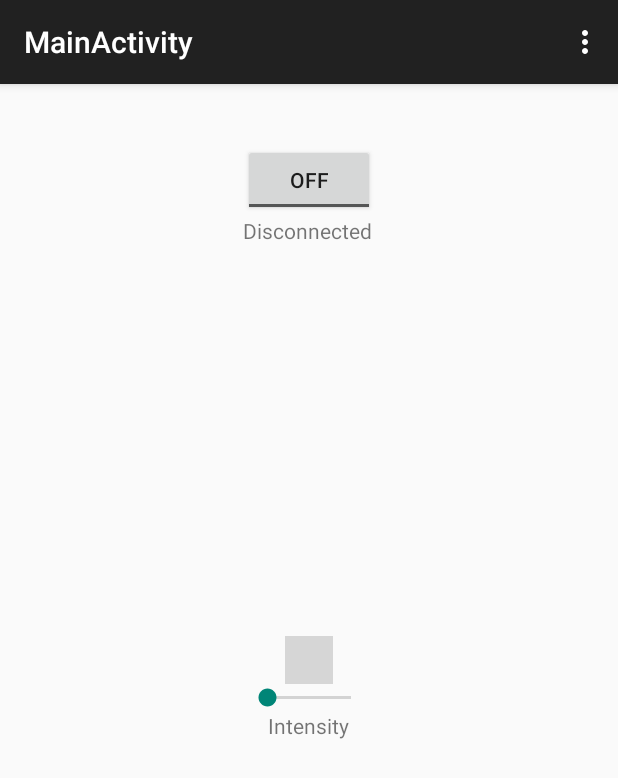
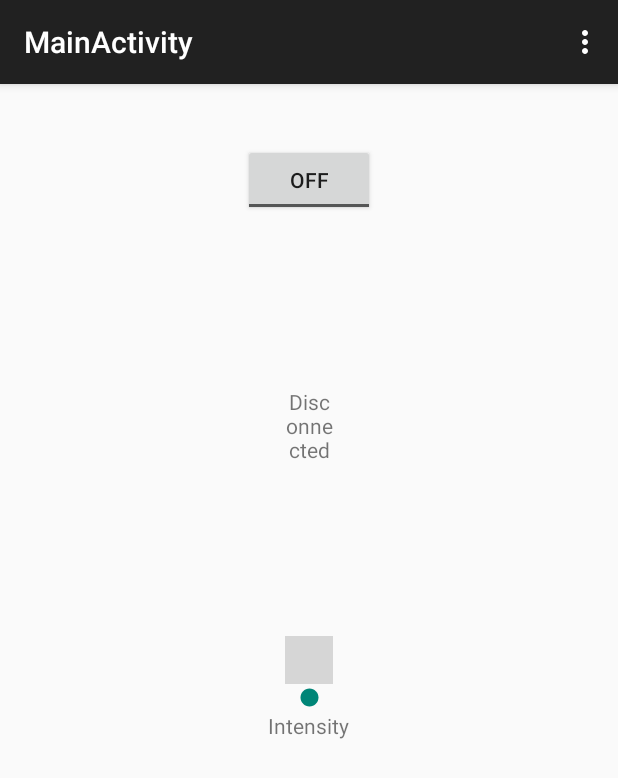
Before and after one commit to swstack/bean-led-strip, an Android app: the screen it shows after launch (MainActivity), on a phone screen of 412 x 824 dp. Shown: the top 778 px of the screen. Run offline under Robolectric (Android 15) with nearby library versions, the phone set to English and light mode, and no system bars; libraries missing offline, so code that uses them is left out: com.punchthrough.bean; plain views replace ColorPicker; 2 statements that could not run were skipped; grey boxes are pictures that could not be loaded.

Commit message:
android: make sure the connection status text is center

```diff
--- a/android/app/src/main/res/layout/activity_main.xml
+++ b/android/app/src/main/res/layout/activity_main.xml
@@ -21,9 +21,13 @@
         android:layout_height="wrap_content"
         android:textAppearance="?android:attr/textAppearanceSmall"
         android:text="Disconnected"
+        android:gravity="center"
         android:id="@+id/connectStatusText"
         android:layout_below="@+id/powerButton"
-        android:layout_alignStart="@+id/powerButton" />
+        android:textAlignment="center"
+        android:layout_alignStart="@+id/picker"
+        android:layout_above="@+id/picker"
+        android:layout_alignEnd="@+id/picker" />
 
     <com.larswerkman.holocolorpicker.ColorPicker
         android:id="@+id/picker"
@@ -38,8 +42,7 @@
         android:id="@+id/intensitySeekBar"
         android:layout_below="@+id/picker"
         android:layout_alignStart="@+id/connectStatusText"
-        android:layout_alignEnd="@+id/powerButton" />
-
+        android:layout_alignEnd="@+id/picker" />
 
     <TextView
         android:layout_width="wrap_content"
```
